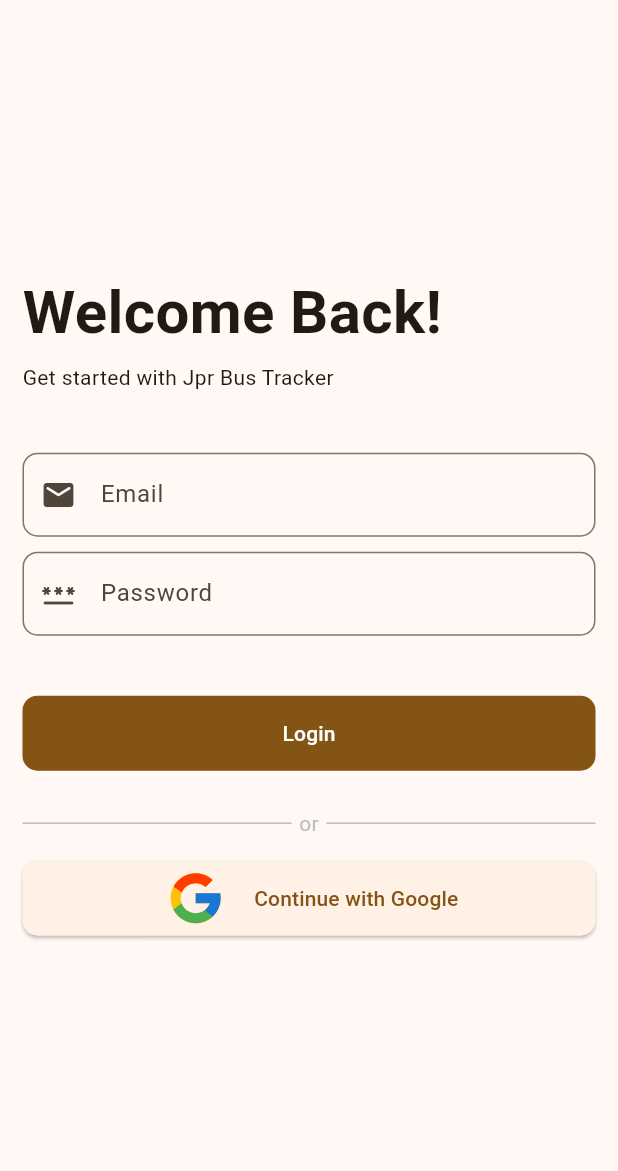
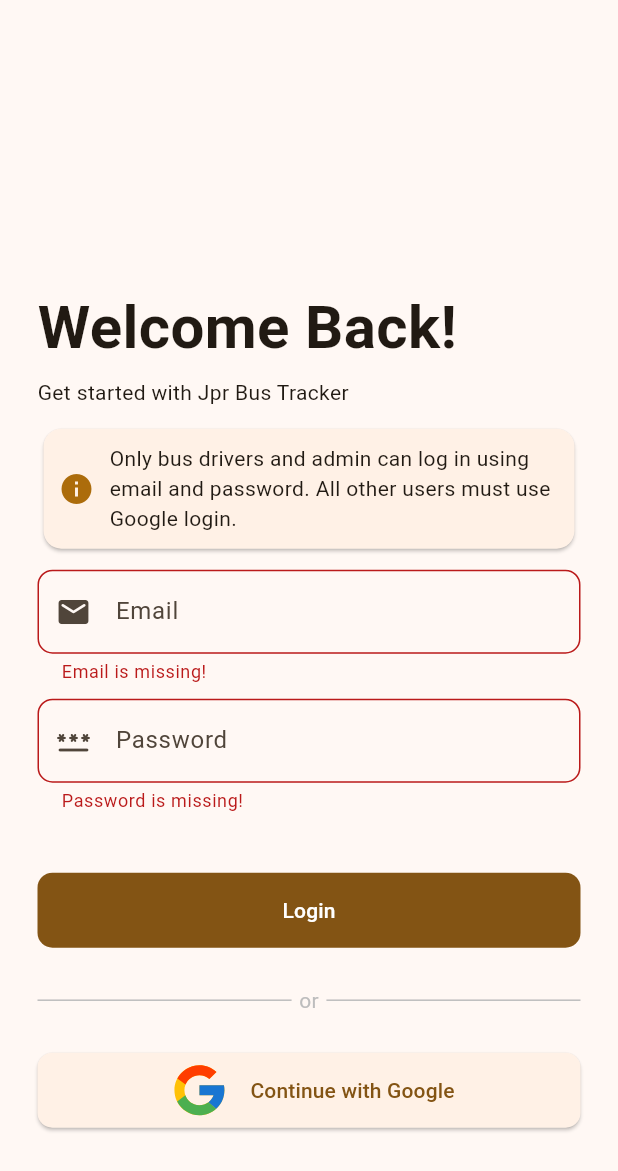
Before and after one commit to MiniCodedev/bus_tracker_app, a Flutter app: the screen it shows after launch, after a tap on "Login", on a phone screen of 412 x 824 dp. Shown: the top 1171 px of the screen. Run offline on Flutter 3.47's test engine with Material 3 defaults, Android fonts, the phone set to English and light mode, and no system bars; our stand-ins replace cloud_firestore, firebase_auth, firebase_core, flutter_bloc, flutter_svg, fpdart and 4 more; accounts and stored records are empty; Roboto replaces fonts that are missing (Poppins).

Commit message:
Implement authentication flow; add failure and exception handling, user model, and repository methods

```diff
--- /dev/null
+++ b/lib/core/cubit/app_user/app_user_state.dart
@@ -0,0 +1,12 @@
+part of 'app_user_cubit.dart';
+
+@immutable
+sealed class AppUserState {}
+
+final class AppUserInitial extends AppUserState {}
+
+final class AppUserDriverUserLoggedin extends AppUserState {}
+
+final class AppUserOtherLoggedin extends AppUserState {}
+
+final class AppUserAdminLoggedin extends AppUserState {}
--- /dev/null
+++ b/lib/core/error/exceptions.dart
@@ -0,0 +1,5 @@
+class ServerException implements Exception {
+  final String message;
+
+  const ServerException(this.message);
+}
--- /dev/null
+++ b/lib/core/error/failure.dart
@@ -0,0 +1,5 @@
+class Failure {
+  final String message;
+
+  Failure(this.message);
+}
--- /dev/null
+++ b/lib/core/models/driver_user_model.dart
@@ -0,0 +1,84 @@
+// ignore_for_file: public_member_api_docs, sort_constructors_first
+import 'dart:convert';
+
+class DriverUserModel {
+  final String uid;
+  final String name;
+  final String email;
+  final int busNo;
+  final String phoneNo;
+
+  DriverUserModel({
+    required this.uid,
+    required this.name,
+    required this.email,
+    required this.busNo,
+    required this.phoneNo,
+  });
+
+  DriverUserModel copyWith({
+    String? uid,
+    String? name,
+    String? email,
+    int? busNo,
+    String? phoneNo,
+  }) {
+    return DriverUserModel(
+      uid: uid ?? this.uid,
+      name: name ?? this.name,
+      email: email ?? this.email,
+      busNo: busNo ?? this.busNo,
+      phoneNo: phoneNo ?? this.phoneNo,
+    );
+  }
+
+  Map<String, dynamic> toMap() {
+    return <String, dynamic>{
+      'uid': uid,
+      'name': name,
+      'email': email,
+      'busNo': busNo,
+      'phoneNo': phoneNo,
+    };
+  }
+
+  factory DriverUserModel.fromMap(Map<String, dynamic> map) {
+    return DriverUserModel(
+      uid: map['uid'] as String,
+      name: map['name'] as String,
+      email: map['email'] as String,
+      busNo: map['busNo'] as int,
+      phoneNo: map['phoneNo'] as String,
+    );
+  }
+
+  String toJson() => json.encode(toMap());
+
+  factory DriverUserModel.fromJson(String source) =>
+      DriverUserModel.fromMap(json.decode(source) as Map<String, dynamic>);
+
+  @override
+  String toString() {
+    return 'DriverUserModel(uid: $uid, name: $name, email: $email, busNo: $busNo, phoneNo: $phoneNo)';
+  }
+
+  @override
+  bool operator ==(covariant DriverUserModel other) {
+    if (identical(this, other)) return true;
+
+    return other.uid == uid &&
+        other.name == name &&
+        other.email == email &&
+        other.busNo == busNo &&
+        other.phoneNo == phoneNo;
+  }
+
+  @override
+  int get hashCode {
+    return uid.hashCode ^
+        name.hashCode ^
+        email.hashCode ^
+        busNo.hashCode ^
+        phoneNo.hashCode;
+  }
+}
--- /dev/null
+++ b/lib/core/models/user_model.dart
@@ -0,0 +1,24 @@
+import 'package:firebase_auth/firebase_auth.dart';
+
+class UserModel {
+  final String id;
+  final String email;
+  final String name;
+  final String? photoUrl;
+
+  UserModel({
+    required this.id,
+    required this.email,
+    required this.name,
+    this.photoUrl,
+  });
+
+  factory UserModel.fromFirebaseUser(User firebaseUser) {
+    return UserModel(
+      id: firebaseUser.uid,
+      email: firebaseUser.email!,
+      name: firebaseUser.displayName!,
+      photoUrl: firebaseUser.photoURL,
+    );
+  }
+}
--- /dev/null
+++ b/lib/features/auth/data/auth_remote_datasources.dart
@@ -0,0 +1,97 @@
+import 'package:bus_tracker_app/core/data/database_remote_datasources.dart';
+import 'package:bus_tracker_app/core/error/exceptions.dart';
+import 'package:bus_tracker_app/core/models/driver_user_model.dart';
+import 'package:bus_tracker_app/core/models/user_model.dart';
+import 'package:firebase_auth/firebase_auth.dart';
+import 'package:google_sign_in/google_sign_in.dart';
+
+class AuthRemoteDataSource {
+  final FirebaseAuth _auth = FirebaseAuth.instance;
+  final GoogleSignIn _googleSignIn = GoogleSignIn();
+  final DatabaseRemoteDatasources databaseRemoteDatasources;
+
+  AuthRemoteDataSource({required this.databaseRemoteDatasources});
+
+  Future getCurrentUser() async {
+    try {
+      final user = _auth.currentUser;
+      if (_auth.currentUser != null) {
+        if (user!.email == "admin@jpr.com") {
+          return "admin";
+        } else if (isGoogleUser(user)) {
+          return UserModel.fromFirebaseUser(user);
+        } else {
+          DriverUserModel userModel =
+              await databaseRemoteDatasources.getUserByUid(user.uid);
+          return userModel;
+        }
+      }
+      return null;
+    } catch (e) {
+      throw ServerException('Error getting current user: $e');
+    }
+  }
+
+  /// **Check if the user signed in with Google**
+  bool isGoogleUser(User user) {
+    return user.providerData[0].providerId == "google.com";
+  }
+
+  /// Sign in with email and password
+  Future<DriverUserModel> signInWithEmail(String email, String password) async {
+    try {
+      UserCredential credential = await _auth.signInWithEmailAndPassword(
+        email: email,
+        password: password,
+      );
+      if (credential.user == null) {
+        throw ServerException('Error signing in with email: User not found');
+      }
+      if (email == "admin@jpr.com") {
+        DriverUserModel userModel =
+            await databaseRemoteDatasources.getUserByUid(credential.user!.uid);
+        return userModel;
+      }
+      return DriverUserModel(
+          uid: 'uid', name: "name", email: email, busNo: 0, phoneNo: "phoneNo");
+    } on ServerException catch (e) {
+      throw ServerException('Error signing in with email: ${e.message}');
+    } catch (e) {
+      throw ServerException('Error signing in with email: $e');
+    }
+  }
+
+  /// Sign in with Google
+  Future<UserModel> signInWithGoogle() async {
+    try {
+      final GoogleSignInAccount? googleUser = await _googleSignIn.signIn();
+      if (googleUser == null) throw ServerException('Google sign in canceled');
+
+      final GoogleSignInAuthentication googleAuth =
+          await googleUser.authentication;
+      final AuthCredential credential = GoogleAuthProvider.credential(
+        accessToken: googleAuth.accessToken,
+        idToken: googleAuth.idToken,
+      );
+
+      UserCredential userCredential =
+          await _auth.signInWithCredential(credential);
+      return UserModel.fromFirebaseUser(userCredential.user!);
+    } on ServerException catch (e) {
+      throw ServerException('Error signing in with Google: ${e.message}');
+    } catch (e) {
+      throw ServerException('Error signing in with Google: $e');
+    }
+  }
+
+  /// Sign out from Firebase and Google
+  Future<String> signOut() async {
+    try {
+      await _auth.signOut();
+      await _googleSignIn.signOut();
+      return "Successfully signed out!";
+    } catch (e) {
+      throw ServerException('Error signing out: $e');
+    }
+  }
+}
--- /dev/null
+++ b/lib/features/auth/presentation/bloc/auth_bloc.dart
@@ -0,0 +1,78 @@
+import 'package:bus_tracker_app/core/cubit/app_user/app_user_cubit.dart';
+import 'package:bus_tracker_app/core/error/exceptions.dart';
+import 'package:bus_tracker_app/core/models/user_model.dart';
+import 'package:bus_tracker_app/features/auth/domain/auth_repository.dart';
+import 'package:flutter/material.dart';
+import 'package:flutter_bloc/flutter_bloc.dart';
+
+part 'auth_event.dart';
+part 'auth_state.dart';
+
+class AuthBloc extends Bloc<AuthEvent, AuthState> {
+  final AuthRepository authRepository;
+  final AppUserCubit appUserCubit;
+
+  AuthBloc({required this.authRepository, required this.appUserCubit})
+      : super(AuthInitial()) {
+    on<AuthEvent>((event, emit) => emit(AuthLoading()));
+    on<AuthSignInWithEmailPassword>(_onAuthSignInWithEmailPassword);
+    on<AuthSignInWithGoogle>(_onAuthSignInWithGoogle);
+    on<AuthUserLoginCheck>(_onAuthUserLoginCheck);
+    on<AuthUserLogout>(_onAuthUserLogout);
+  }
+
+  void _onAuthSignInWithEmailPassword(
+      AuthSignInWithEmailPassword event, Emitter<AuthState> emit) async {
+    final result = await authRepository.signInWithEmailPassword(
+        event.email, event.password);
+    result.fold(
+      (failure) => emit(AuthFailure(failure.message)),
+      (driverUserModel) {
+        appUserCubit.setUser(null, driverUserModel);
+      },
+    );
+  }
+
+  void _onAuthSignInWithGoogle(
+      AuthSignInWithGoogle event, Emitter<AuthState> emit) async {
+    final result = await authRepository.signInWithGoogle();
+    result.fold(
+      (failure) => emit(AuthFailure(failure.message)),
+      (user) {
+        appUserCubit.setUser(user, null);
+      },
+    );
+  }
+
+  void _onAuthUserLoginCheck(
+      AuthUserLoginCheck event, Emitter<AuthState> emit) async {
+    try {
+      final user = await authRepository.getCurrentUser();
+      // ignore: unnecessary_null_comparison
+      if (user != null) {
+        if (user == "admin") {
+          appUserCubit.setUser(null, null, isAdmin: true);
+        } else if (user is UserModel) {
+          appUserCubit.setUser(user, null);
+        } else {
+          appUserCubit.setUser(null, user);
+        }
+      } else {
+        emit(AuthInitial());
+      }
+    } on ServerException catch (e) {
+      emit(AuthFailure(e.message));
+    }
+  }
+
+  void _onAuthUserLogout(AuthUserLogout event, Emitter<AuthState> emit) async {
+    final result = await authRepository.signOut();
+    result.fold(
+      (failure) => emit(AuthFailure(failure.message)),
+      (res) {
+        appUserCubit.setUser(null, null);
+        emit(AuthInitial());
+      },
+    );
+  }
+}
--- /dev/null
+++ b/lib/features/auth/presentation/bloc/auth_event.dart
@@ -0,0 +1,17 @@
+part of 'auth_bloc.dart';
+
+@immutable
+sealed class AuthEvent {}
+
+final class AuthSignInWithEmailPassword extends AuthEvent {
+  final String email;
+  final String password;
+
+  AuthSignInWithEmailPassword({required this.email, required this.password});
+}
+
+final class AuthSignInWithGoogle extends AuthEvent {}
+
+final class AuthUserLoginCheck extends AuthEvent {}
+
+final class AuthUserLogout extends AuthEvent {}
--- /dev/null
+++ b/lib/features/auth/presentation/bloc/auth_state.dart
@@ -0,0 +1,14 @@
+part of 'auth_bloc.dart';
+
+@immutable
+sealed class AuthState {}
+
+final class AuthInitial extends AuthState {}
+
+final class AuthLoading extends AuthState {}
+
+final class AuthFailure extends AuthState {
+  final String message;
+
+  AuthFailure(this.message);
+}
--- a/lib/features/auth/presentation/pages/auth_page.dart
+++ b/lib/features/auth/presentation/pages/auth_page.dart
@@ -1,7 +1,12 @@
 import 'package:bus_tracker_app/core/common/widgets/basic_button.dart';
 import 'package:bus_tracker_app/core/common/widgets/basic_field.dart';
+import 'package:bus_tracker_app/core/utils/loader.dart';
+import 'package:bus_tracker_app/core/utils/show_snackbar.dart';
+import 'package:bus_tracker_app/features/auth/presentation/bloc/auth_bloc.dart';
 import 'package:bus_tracker_app/features/auth/presentation/widgets/google_button.dart';
+import 'package:bus_tracker_app/features/auth/presentation/widgets/notify_message_tile.dart';
 import 'package:flutter/material.dart';
+import 'package:flutter_bloc/flutter_bloc.dart';
 
 class AuthPage extends StatefulWidget {
   const AuthPage({super.key});
@@ -11,13 +16,30 @@ class AuthPage extends StatefulWidget {
 }
 
 class _AuthPageState extends State<AuthPage> {
+  final TextEditingController emailController = TextEditingController();
+  final TextEditingController passwordController = TextEditingController();
+  final formKey = GlobalKey<FormState>();
+
   @override
   Widget build(BuildContext context) {
     final height = MediaQuery.of(context).size.height;
     return Scaffold(
-      body: SingleChildScrollView(
+      body: BlocConsumer<AuthBloc, AuthState>(
+        listener: (context, state) {
+          if (state is AuthFailure) {
+            showSnackBar(context: context, text: state.message);
+          }
+        },
+        builder: (context, state) {
+          if (state is AuthLoading) {
+            return Loader();
+          }
+
+          return Form(
+            key: formKey,
+            child: SingleChildScrollView(
               child: Padding(
-          padding: EdgeInsets.all(15.0),
+                padding: EdgeInsets.all(25.0),
                 child: Column(
                   mainAxisAlignment: MainAxisAlignment.center,
                   crossAxisAlignment: CrossAxisAlignment.start,
@@ -27,7 +49,8 @@ class _AuthPageState extends State<AuthPage> {
                     ),
                     Text(
                       'Welcome Back!',
-                style: TextStyle(fontWeight: FontWeight.bold, fontSize: 40),
+                      style:
+                          TextStyle(fontWeight: FontWeight.bold, fontSize: 40),
                     ),
                     SizedBox(
                       height: 5,
@@ -36,25 +59,40 @@ class _AuthPageState extends State<AuthPage> {
                       'Get started with Jpr Bus Tracker',
                     ),
                     SizedBox(
-                height: 40,
+                      height: 10,
+                    ),
+                    NotifyMessageTile(
+                        text:
+                            "Only bus drivers and admin can log in using email and password. All other users must use Google login."),
+                    SizedBox(
+                      height: 10,
                     ),
                     BasicField(
                         hintText: "Email",
                         icon: Icons.email_rounded,
-                  controller: TextEditingController()),
+                        controller: emailController),
                     SizedBox(
                       height: 10,
                     ),
                     BasicField(
                       hintText: "Password",
                       icon: Icons.password_rounded,
-                controller: TextEditingController(),
+                      controller: passwordController,
                       isobscureText: true,
                     ),
                     SizedBox(
                       height: 40,
                     ),
-              BasicButton(onPressed: () {}, text: "Login"),
+                    BasicButton(
+                        onPressed: () {
+                          if (formKey.currentState!.validate()) {
+                            context.read<AuthBloc>().add(
+                                AuthSignInWithEmailPassword(
+                                    email: emailController.text.trim(),
+                                    password: passwordController.text.trim()));
+                          }
+                        },
+                        text: "Login"),
                     SizedBox(
                       height: 20,
                     ),
@@ -67,8 +105,8 @@ class _AuthPageState extends State<AuthPage> {
                           ),
                         ),
                         Padding(
-                    padding:
-                        const EdgeInsets.symmetric(vertical: 5, horizontal: 5),
+                          padding: const EdgeInsets.symmetric(
+                              vertical: 5, horizontal: 5),
                           child: Text(
                             "or",
                             style: TextStyle(color: Colors.grey[400]),
@@ -84,18 +122,20 @@ class _AuthPageState extends State<AuthPage> {
                       ],
                     ),
                     SizedBox(
-                height: 10,
+                      height: 20,
                     ),
                     GoogleButton(
-                onPressed: () {},
-              ),
-              SizedBox(
-                height: height * 0.15,
+                      onPressed: () {
+                        context.read<AuthBloc>().add(AuthSignInWithGoogle());
+                      },
                     ),
                   ],
                 ),
               ),
             ),
           );
+        },
+      ),
+    );
   }
 }
--- a/lib/features/auth/presentation/widgets/google_button.dart
+++ b/lib/features/auth/presentation/widgets/google_button.dart
@@ -24,7 +24,7 @@ class GoogleButton extends StatelessWidget {
           children: [
             SvgPicture.asset(AppSvg.googleSvg),
             SizedBox(
-              width: 15,
+              width: 10,
             ),
             Text("Continue with Google")
           ],
--- /dev/null
+++ b/lib/features/auth/presentation/widgets/notify_message_tile.dart
@@ -0,0 +1,32 @@
+import 'package:bus_tracker_app/core/theme/app_colors.dart';
+import 'package:flutter/material.dart';
+
+class NotifyMessageTile extends StatelessWidget {
+  final String text;
+  const NotifyMessageTile({super.key, required this.text});
+
+  @override
+  Widget build(BuildContext context) {
+    return Card(
+      child: Padding(
+        padding: const EdgeInsets.all(10.0),
+        child: Row(
+          children: [
+            Icon(
+              Icons.info,
+              color: AppColors.primaryColor,
+            ),
+            SizedBox(
+              width: 10,
+            ),
+            Expanded(
+              child: Text(
+                text,
+              ),
+            ),
+          ],
+        ),
+      ),
+    );
+  }
+}
--- a/lib/main.dart
+++ b/lib/main.dart
@@ -1,8 +1,16 @@
+import 'package:bus_tracker_app/core/cubit/app_user/app_user_cubit.dart';
+import 'package:bus_tracker_app/core/data/database_remote_datasources.dart';
+import 'package:bus_tracker_app/features/admin_home/presentation/pages/admin_home_page.dart';
+import 'package:bus_tracker_app/features/auth/data/auth_remote_datasources.dart';
+import 'package:bus_tracker_app/features/auth/domain/auth_repository.dart';
+import 'package:bus_tracker_app/features/auth/presentation/bloc/auth_bloc.dart';
 import 'package:bus_tracker_app/features/auth/presentation/pages/auth_page.dart';
 import 'package:bus_tracker_app/features/driver_home/presentation/pages/driver_home_page.dart';
+import 'package:bus_tracker_app/features/user_home/presentation/pages/user_home_page.dart';
 import 'package:bus_tracker_app/firebase_options.dart';
 import 'package:firebase_core/firebase_core.dart';
 import 'package:flutter/material.dart';
+import 'package:flutter_bloc/flutter_bloc.dart';
 import 'core/theme/app_theme.dart';
 
 void main() async {
@@ -10,17 +18,60 @@ void main() async {
   await Firebase.initializeApp(
     options: DefaultFirebaseOptions.currentPlatform,
   );
-  runApp(const MyApp());
+  final DatabaseRemoteDatasources databaseRemoteDatasources =
+      DatabaseRemoteDatasources();
+  final AuthRemoteDataSource authRemoteDataSource = AuthRemoteDataSource(
+      databaseRemoteDatasources: databaseRemoteDatasources);
+  final AuthRepository authRepository =
+      AuthRepository(authRemoteDataSource: authRemoteDataSource);
+  final AppUserCubit appUserCubit = AppUserCubit();
+  runApp(MultiBlocProvider(
+    providers: [
+      BlocProvider<AppUserCubit>(
+        create: (context) => appUserCubit,
+      ),
+      BlocProvider<AuthBloc>(
+        create: (context) => AuthBloc(
+            authRepository: authRepository, appUserCubit: appUserCubit),
+      ),
+    ],
+    child: const MyApp(),
+  ));
 }
 
-class MyApp extends StatelessWidget {
+class MyApp extends StatefulWidget {
   const MyApp({super.key});
+
+  @override
+  State<MyApp> createState() => _MyAppState();
+}
+
+class _MyAppState extends State<MyApp> {
+  @override
+  void initState() {
+    super.initState();
+    context.read<AuthBloc>().add(AuthUserLoginCheck());
+  }
 
   @override
   Widget build(BuildContext context) {
     return MaterialApp(
       debugShowCheckedModeBanner: false,
-      home: const AuthPage(),
+      home: BlocConsumer<AppUserCubit, AppUserState>(
+        listener: (context, state) {
+          // TODO: implement listener
+        },
+        builder: (context, state) {
+          if (state is AppUserAdminLoggedin) {
+            return AdminHomePage();
+          } else if (state is AppUserDriverUserLoggedin) {
+            return DriverHomePage();
+          } else if (state is AppUserOtherLoggedin) {
+            return UserHomePage();
+          }
+          return AuthPage();
+        },
+      ),
       theme: AppTheme.lightTheme,
     );
   }
--- a/pubspec.yaml
+++ b/pubspec.yaml
@@ -36,7 +36,9 @@ dependencies:
     sdk: flutter
   flutter_bloc: ^9.0.0
   flutter_svg: ^2.0.17
+  fpdart: ^1.1.1
   google_maps_flutter: ^2.10.1
+  google_sign_in: ^6.2.2
   location: ^8.0.0
   permission_handler: ^11.4.0
 
```
Also changed, not shown: lib/core/cubit/app_user/app_user_cubit.dart (added, +27 -0 lines), lib/core/data/database_remote_datasources.dart (added, +17 -0 lines), lib/features/admin_home/presentation/pages/admin_home_page.dart (added, +14 -0 lines), lib/features/auth/domain/auth_repository.dart (added, +56 -0 lines), lib/features/user_home/presentation/pages/user_home_page.dart (added, +33 -0 lines), pubspec.lock, 1 other file. Lines whose indentation alone changed are shown as unchanged.
